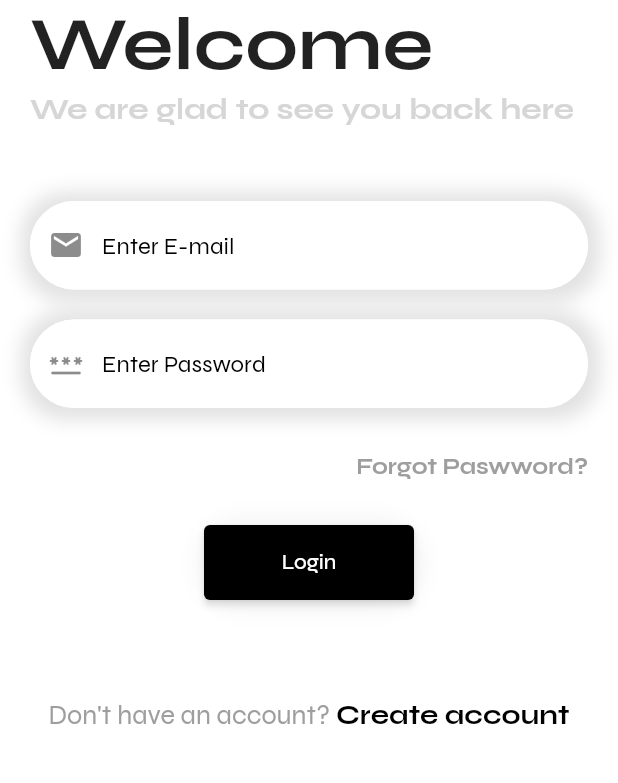
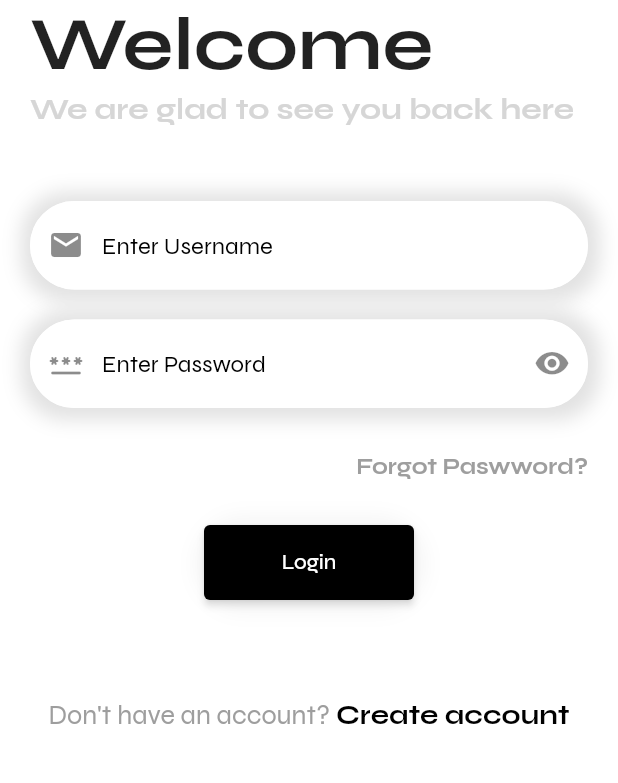
Before and after one commit to uditrajmr3/FlutterB-WTheme, a Flutter app: the screen it shows after launch, on a phone screen of 412 x 824 dp, the part 402-1185 px from its top. Run offline on Flutter 3.47's test engine with Material 2 defaults, Android fonts, the phone set to English and light mode, and no system bars; our stand-ins replace animated_splash_screen, cloud_firestore, firebase_auth, firebase_core, get, google_fonts and 2 more; accounts and stored records are empty.

Commit message:
Added: Migrated Project From Local Repo

```diff
--- a/lib/main.dart
+++ b/lib/main.dart
@@ -3,11 +3,12 @@ import 'package:flutter/material.dart';
 import 'package:get/get.dart';
 import 'package:tutorial_two/screens/screen_home.dart';
 import 'package:tutorial_two/screens/screen_login.dart';
+import 'package:tutorial_two/screens/screen_profile.dart';
 import 'package:tutorial_two/screens/screen_signup.dart';
 import 'package:tutorial_two/screens/screen_splash.dart';
 import 'package:tutorial_two/utils/auth_controller.dart';
 import 'package:tutorial_two/utils/routes.dart';
-import 'package:tutorial_two/widgets/themes.dart';
+import 'package:tutorial_two/utils/themes.dart';
 
 void main() {
   WidgetsFlutterBinding.ensureInitialized();
@@ -18,7 +19,8 @@ void main() {
 }
 
 class TutorialTwo extends StatelessWidget {
-  const TutorialTwo({Key? key}) : super(key: key);
+  const TutorialTwo({super.key});
+
 
   @override
   Widget build(BuildContext context) {
@@ -28,10 +30,13 @@ class TutorialTwo extends StatelessWidget {
       darkTheme: MyTheme.darkTheme(context),
       debugShowCheckedModeBanner: false,
       home: const SplashScreen(),
+      //initialRoute: '/',
       routes: {
+        //'/': (context) => const SplashScreen(),
         MyRoutes.homeRoute: (context) => const HomeScreen(),
         MyRoutes.loginRoute: (context) => const LoginScreen(),
         MyRoutes.signupRoute: (context) => const SignupScreen(),
+        MyRoutes.profileRoute: (context) => const ProfileScreen(),
       },
     );
   }
--- a/lib/screens/screen_login.dart
+++ b/lib/screens/screen_login.dart
@@ -1,6 +1,7 @@
 import 'package:flutter/gestures.dart';
 import 'package:flutter/material.dart';
 import 'package:google_fonts/google_fonts.dart';
+import 'package:tutorial_two/widgets/widget_password_field.dart';
 import 'package:tutorial_two/widgets/widget_text_field.dart';
 import 'package:velocity_x/velocity_x.dart';
 import '../utils/auth_controller.dart';
@@ -14,12 +15,13 @@ class LoginScreen extends StatefulWidget {
 }
 
 class _LoginScreenState extends State<LoginScreen> {
-  var emailLoginController = TextEditingController();
+  var usernameLoginController = TextEditingController();
   var passwordLoginController = TextEditingController();
 
   @override
   Widget build(BuildContext context) {
     double h = MediaQuery.of(context).size.height;
+
     return Scaffold(
       body: Center(
         child: SingleChildScrollView(
@@ -53,20 +55,17 @@ class _LoginScreenState extends State<LoginScreen> {
                       height: 50,
                     ),
                     TextFieldWidget(
-                        hint: "Enter E-mail",
+                        hint: "Enter Username",
                         obscuretext: false,
                         prefixiconCode: "0xe22a",
                         prefixiconfamily: "MaterialIcons",
-                        textFieldController: emailLoginController),
+                        textFieldController: usernameLoginController),
                     const SizedBox(
                       height: 20,
                     ),
-                    TextFieldWidget(
-                        hint: "Enter Password",
-                        obscuretext: true,
-                        prefixiconCode: "0xf0050",
-                        prefixiconfamily: "MaterialIcons",
-                        textFieldController: passwordLoginController),
+                    PasswordFieldWidget(
+                      passwordFieldController: passwordLoginController,
+                    ),
                     const SizedBox(
                       height: 30,
                     ),
@@ -106,7 +105,7 @@ class _LoginScreenState extends State<LoginScreen> {
                   onPressed: () {
                     AuthController.instance.login(
                       context,
-                      emailLoginController.text.toString(),
+                      usernameLoginController.text.toString(),
                       passwordLoginController.text.toString(),
                     );
                   },
--- a/lib/utils/routes.dart
+++ b/lib/utils/routes.dart
@@ -2,4 +2,5 @@ class MyRoutes {
   static String loginRoute = "/login";
   static String signupRoute = "/signup";
   static String homeRoute = "/home";
+  static String profileRoute = "/profile";
 }
--- a/lib/widgets/themes.dart
+++ b/lib/utils/themes.dart
@@ -13,7 +13,7 @@ class MyTheme {
         canvasColor: Colors.grey,
         appBarTheme: const AppBarTheme(backgroundColor: Colors.blue),
         textTheme: TextTheme(
-          headline1: TextStyle(backgroundColor: Colors.grey[500]),
+          displayLarge: TextStyle(backgroundColor: Colors.grey[500]),
         ),
         elevatedButtonTheme: ElevatedButtonThemeData(
           style: ButtonStyle(
@@ -32,7 +32,7 @@ class MyTheme {
   static ThemeData darkTheme(BuildContext context) {
     return ThemeData(
         fontFamily: GoogleFonts.syne().fontFamily,
-        scaffoldBackgroundColor: blackColor,
+        scaffoldBackgroundColor: Colors.black,
         colorScheme: const ColorScheme.dark(),
         primaryColor: Colors.white,
         secondaryHeaderColor: Colors.grey[100],
@@ -42,7 +42,7 @@ class MyTheme {
           backgroundColor: Colors.black,
         ),
         textTheme: const TextTheme(
-          headline1: TextStyle(backgroundColor: Colors.white60),
+          displayLarge: TextStyle(backgroundColor: Colors.white60),
         ),
         elevatedButtonTheme: ElevatedButtonThemeData(
           style: ButtonStyle(
--- /dev/null
+++ b/lib/widgets/widget_password_field.dart
@@ -0,0 +1,65 @@
+// ignore_for_file: public_member_api_docs, sort_constructors_first
+import 'package:flutter/material.dart';
+import 'package:velocity_x/velocity_x.dart';
+
+class PasswordFieldWidget extends StatefulWidget {
+  final TextEditingController passwordFieldController;
+  const PasswordFieldWidget({
+    Key? key,
+    required this.passwordFieldController,
+  }) : super(key: key);
+
+  @override
+  State<PasswordFieldWidget> createState() => _PasswordFieldWidgetState();
+}
+
+class _PasswordFieldWidgetState extends State<PasswordFieldWidget> {
+  bool obscureText = true;
+  @override
+  Widget build(BuildContext context) {
+    return Container(
+      decoration: BoxDecoration(
+          color: context.theme.scaffoldBackgroundColor,
+          borderRadius: BorderRadius.circular(30),
+          boxShadow: [
+            BoxShadow(
+              blurRadius: 10,
+              spreadRadius: 7,
+              offset: const Offset(1, 1),
+              color: context.theme.canvasColor.withOpacity(0.3),
+            ),
+          ]),
+      child: TextFormField(
+        controller: widget.passwordFieldController,
+        obscureText: obscureText,
+        decoration: InputDecoration(
+          focusedBorder: OutlineInputBorder(
+            borderRadius: BorderRadius.circular(30),
+            borderSide: BorderSide(
+                color: context.theme.scaffoldBackgroundColor, width: 1.0),
+          ),
+          enabledBorder: OutlineInputBorder(
+            borderRadius: BorderRadius.circular(30),
+            borderSide: BorderSide(
+                color: context.theme.scaffoldBackgroundColor, width: 1.0),
+          ),
+          border: OutlineInputBorder(
+            borderRadius: BorderRadius.circular(30),
+          ),
+          suffixIcon: IconButton(
+            onPressed: () {
+              setState(() {
+                obscureText = !obscureText;
+              });
+            },
+            icon: Icon(obscureText
+                ? Icons.visibility_rounded
+                : Icons.visibility_off_rounded),
+          ),
+          prefixIcon: const Icon(Icons.password_rounded),
+          hintText: "Enter Password",
+        ),
+      ),
+    );
+  }
+}
--- a/lib/widgets/widget_text_field.dart
+++ b/lib/widgets/widget_text_field.dart
@@ -19,7 +19,7 @@ class TextFieldWidget extends StatelessWidget {
       this.prefixiconCode = "",
       this.prefixiconfamily = "MaterialIcons",
       this.suffixiconCode = "",
-      this.suffixiconfamily = "",
+      this.suffixiconfamily = "MaterialIcons",
       required this.textFieldController,
       this.obscuretext = false});
 
@@ -47,7 +47,10 @@ class TextFieldWidget extends StatelessWidget {
           focusColor: context.theme.scaffoldBackgroundColor,
           iconColor: context.theme.scaffoldBackgroundColor,
           prefixIcon: Icon(
-            IconData(int.parse(prefixiconCode), fontFamily: prefixiconfamily),
+            IconData(
+              int.parse(prefixiconCode),
+              fontFamily: prefixiconfamily,
+            ),
           ),
           focusedBorder: OutlineInputBorder(
             borderRadius: BorderRadius.circular(30),
```
Also changed, not shown: lib/screens/screen_home.dart (+36 -3 lines), lib/screens/screen_profile.dart (added, +124 -0 lines), lib/utils/auth_controller.dart (+10 -4 lines), pubspec.lock, 2 other files.
